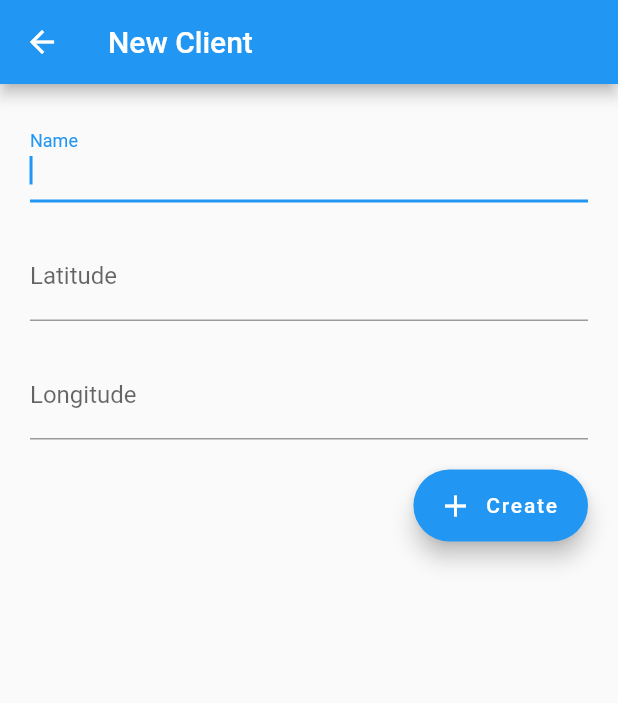
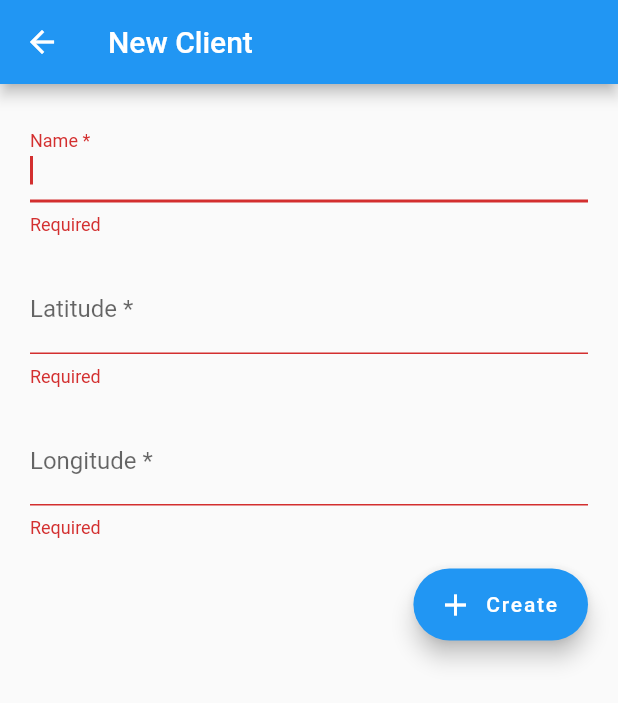
Before and after one commit to GaetanRdn/where_my_coworkers, a Flutter app: the ClientFormPage screen opened directly, after a tap on "Create", on a phone screen of 412 x 824 dp. Shown: the top 703 px of the screen. Run offline on Flutter 3.47's test engine with Material 2 defaults, Android fonts, the phone set to English and light mode, and no system bars; our stand-ins replace flutter_map, latlong2; missing offline and left inert: localstore; statements that could not run were skipped.

Commit message:
feature(FormValidation): add it for client
Closes #15,#16,#17

```diff
--- a/lib/client_form.dart
+++ b/lib/client_form.dart
@@ -17,9 +17,11 @@ class _ClientFormPageState extends State<ClientFormPage> {
   final latitudeCtrl = TextEditingController();
   final longitudeCtrl = TextEditingController();
 
-  Future<void> _create() {
-    return widget.storage
-        .write(nameCtrl.value.text, double.parse(latitudeCtrl.value.text), double.parse(longitudeCtrl.value.text))
+  void _create() {
+    if (_formKey.currentState!.validate()) {
+      widget.storage
+          .write(nameCtrl.value.text, double.parse(latitudeCtrl.value.text),
+          double.parse(longitudeCtrl.value.text))
           .whenComplete(() {
         const snackBar = SnackBar(
           content: Text('Created!'),
@@ -30,6 +32,7 @@ class _ClientFormPageState extends State<ClientFormPage> {
 
         Navigator.pop(context);
       });
+    }
   }
 
   @override
@@ -49,20 +52,38 @@ class _ClientFormPageState extends State<ClientFormPage> {
                 mainAxisAlignment: MainAxisAlignment.start,
                 crossAxisAlignment: CrossAxisAlignment.end,
                 children: <Widget>[
-                  TextField(
+                  TextFormField(
+                    validator: (value) {
+                      if (value == null || value.isEmpty) {
+                        return 'Required';
+                      }
+                      return null;
+                    },
                     autofocus: true,
                     controller: nameCtrl,
-                    decoration: const InputDecoration(labelText: 'Name'),
+                    decoration: const InputDecoration(labelText: 'Name *'),
                   ),
                   const SizedBox(height: 20),
-                  TextField(
+                  TextFormField(
+                    validator: (value) {
+                      if (value == null || value.isEmpty) {
+                        return 'Required';
+                      }
+                      return null;
+                    },
                     controller: latitudeCtrl,
-                    decoration: const InputDecoration(labelText: 'Latitude'),
+                    decoration: const InputDecoration(labelText: 'Latitude *'),
                   ),
                   const SizedBox(height: 20),
-                  TextField(
+                  TextFormField(
+                    validator: (value) {
+                      if (value == null || value.isEmpty) {
+                        return 'Required';
+                      }
+                      return null;
+                    },
                     controller: longitudeCtrl,
-                    decoration: const InputDecoration(labelText: 'Longitude'),
+                    decoration: const InputDecoration(labelText: 'Longitude *'),
                   ),
                   const SizedBox(height: 20),
                   FloatingActionButton.extended(
--- a/lib/mission_form.dart
+++ b/lib/mission_form.dart
@@ -110,7 +110,7 @@ class _MissionFormPageState extends State<MissionFormPage> {
         },
         value: easymaker,
         onChanged: (val) => setState(() => easymaker = val),
-        decoration: const InputDecoration(labelText: 'Easymaker'),
+        decoration: const InputDecoration(labelText: 'Easymaker *'),
         items: items);
   }
 
@@ -134,7 +134,7 @@ class _MissionFormPageState extends State<MissionFormPage> {
         value: client,
         isExpanded: true,
         onChanged: (val) => setState(() => client = val),
-        decoration: const InputDecoration(labelText: 'Client'),
+        decoration: const InputDecoration(labelText: 'Client *'),
         items: items);
   }
 }
```
Lines whose indentation alone changed are shown as unchanged.
